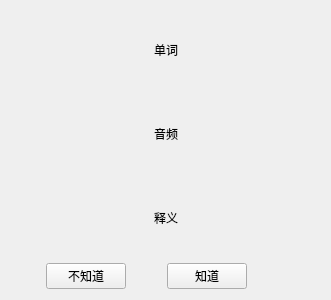
Above: reviewtab.ui from chengyouguo/my816 before the change. Below: the same form after it.
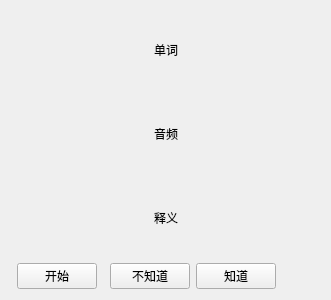
That is the form after the change.

The edit to the form file:
```diff
--- a/reviewtab.ui
+++ b/reviewtab.ui
@@ -104,9 +104,9 @@
       </spacer>
      </item>
      <item>
-      <widget class="QPushButton" name="btnDontKnow">
+      <widget class="QPushButton" name="btnStart">
        <property name="text">
-        <string>不知道</string>
+        <string>开始</string>
        </property>
       </widget>
      </item>
@@ -123,6 +123,13 @@
        </property>
       </spacer>
      </item>
+     <item>
+      <widget class="QPushButton" name="btnDontKnow">
+       <property name="text">
+        <string>不知道</string>
+       </property>
+      </widget>
+     </item>
      <item>
       <widget class="QPushButton" name="btnGotIt">
        <property name="text">
```
